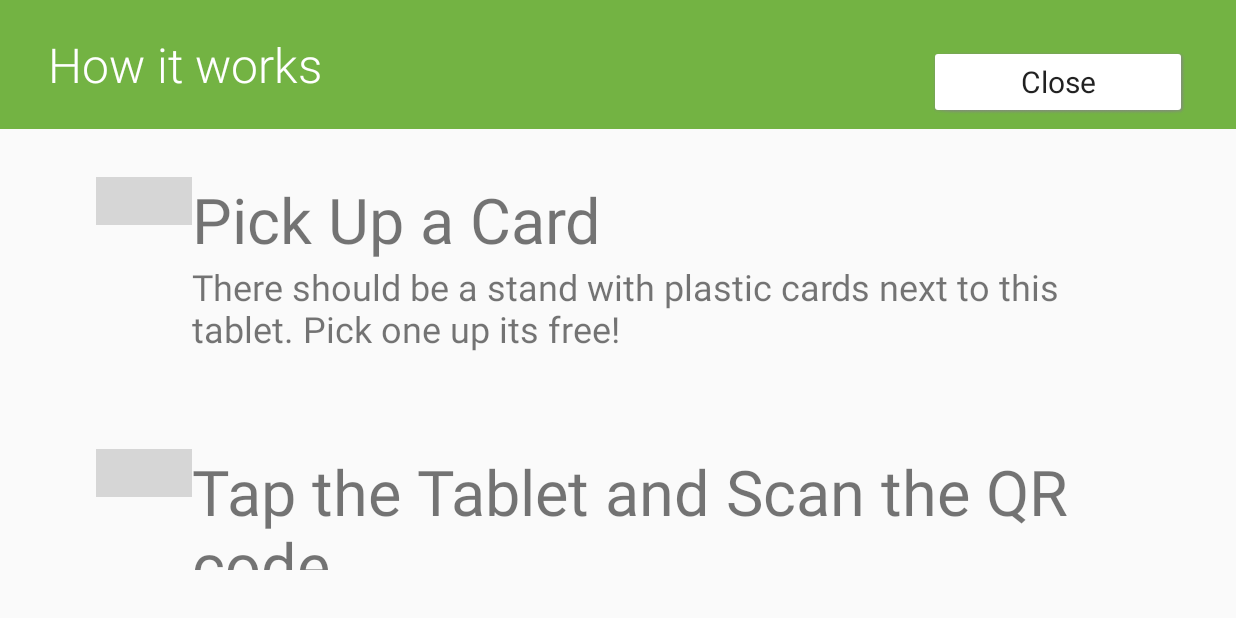
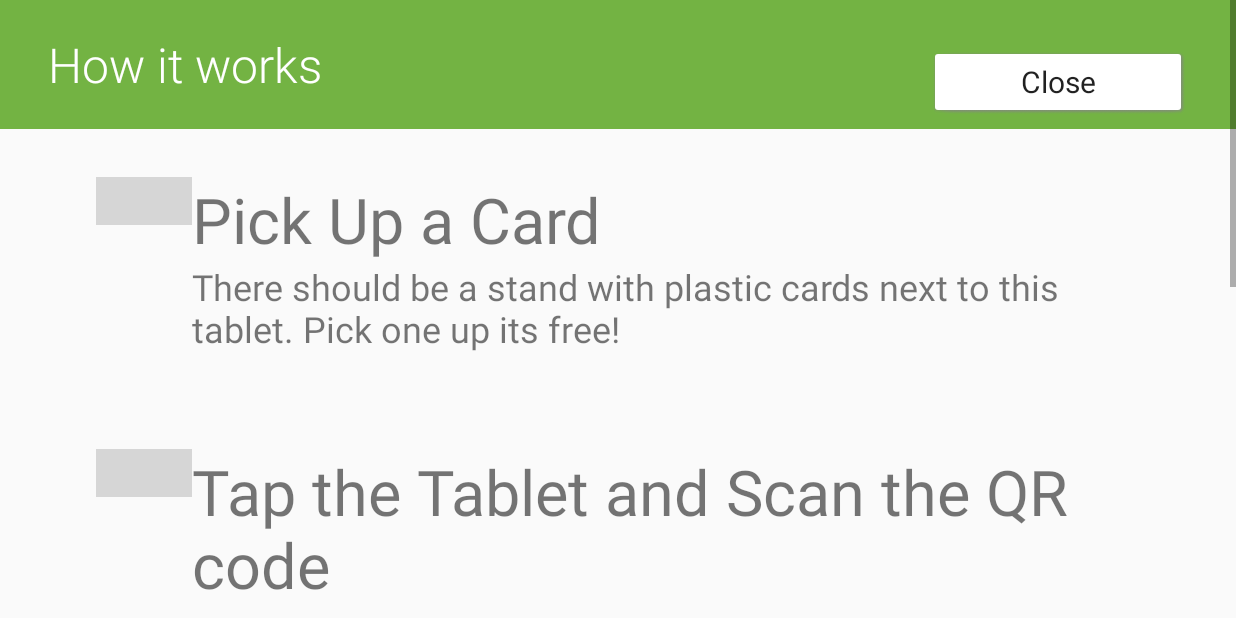
Before and after one commit to pumlapp/kioskapp, an Android app: the AppHelpActivity screen opened directly, with no data from a screen before it, on a phone screen of 824 x 412 dp (held sideways). Run offline under Robolectric (Android 15) with nearby library versions, the phone set to English and light mode, and no system bars; libraries missing offline, so code that uses them is left out: com.shamanland.fonticon; plain views replace FontIconView; grey boxes are pictures that could not be loaded.

Commit message:
fix bugs

```diff
--- a/app/src/main/AndroidManifest.xml
+++ b/app/src/main/AndroidManifest.xml
@@ -17,6 +17,7 @@
     <uses-permission android:name="android.permission.CAMERA" />
     <uses-permission android:name="android.permission.RECEIVE_BOOT_COMPLETED" />
     <uses-permission android:name="android.permission.REORDER_TASKS" /> // Required for ACTION_CLOSE_SYSTEM_DIALOGS
+
 
 
     <application
--- a/app/src/main/java/com/zippy/zippykiosk/BaseActivity.java
+++ b/app/src/main/java/com/zippy/zippykiosk/BaseActivity.java
@@ -7,9 +7,11 @@ import android.content.Intent;
 import android.content.SharedPreferences;
 import android.content.res.Resources;
 import android.graphics.PixelFormat;
+import android.net.Uri;
 import android.os.Build;
 import android.os.Bundle;
 import android.os.Handler;
+import android.provider.Settings;
 import android.support.annotation.NonNull;
 import android.util.TypedValue;
 import android.view.Gravity;
@@ -57,12 +59,26 @@ public abstract class BaseActivity extends Activity {
                 }
             });
         }
+        if (Build.VERSION.SDK_INT >= Build.VERSION_CODES.M && !Settings.canDrawOverlays(this)) {
+            Intent intent = new Intent(Settings.ACTION_MANAGE_OVERLAY_PERMISSION,
+                    Uri.parse("package:" + getPackageName()));
+            startActivityForResult(intent, 1234);
+        } else {
+            init();
+        }
+    }
 
+    private void init() {
         // Set view over statusbar and navigationbar that intercepts onTouch events so use can't swipe for notification
         // or tap back, Home or recent soft keys. However, this doesn't work for navbar when keypad is up.
         WindowManager manager = ((WindowManager) getApplicationContext().getSystemService(Context.WINDOW_SERVICE));
         final WindowManager.LayoutParams localLayoutParams = new WindowManager.LayoutParams();
-        localLayoutParams.type = WindowManager.LayoutParams.TYPE_SYSTEM_ERROR;
+        if (Build.VERSION.SDK_INT >= Build.VERSION_CODES.O) {
+            localLayoutParams.type = WindowManager.LayoutParams.TYPE_APPLICATION_OVERLAY;
+        } else {
+            localLayoutParams.type = WindowManager.LayoutParams.TYPE_PHONE;
+        }
+
         localLayoutParams.gravity = Gravity.TOP;
 
 
@@ -109,7 +125,15 @@ public abstract class BaseActivity extends Activity {
         mChecker.run();
 
         ((KioskApp) getApplicationContext()).registerKioskModeScreenOffReceiver();
+    }
 
+    @Override
+    protected void onActivityResult(int requestCode, int resultCode, Intent data) {
+        super.onActivityResult(requestCode, resultCode, data);
+        if (requestCode == 1234) {
+            init();
+
+        }
     }
 
 
--- a/app/src/main/java/com/zippy/zippykiosk/rest/ZippyApi.java
+++ b/app/src/main/java/com/zippy/zippykiosk/rest/ZippyApi.java
@@ -46,7 +46,7 @@ import retrofit.converter.GsonConverter;
  */
 public class ZippyApi {
     public static final String ZIPPY_PRODUCTION_API_ENDPOINT = "https://api.zippy.com.au";
-    private static final String ZIPPY_STAGING_API_ENDPOINT = "https://staging.api.zippy.com.au";
+    private static final String ZIPPY_STAGING_API_ENDPOINT = "https://api.zippy.com.au";
     //public static final String ZIPPY_API_ENDPOINT = "http://test.dev/api"; // Localhost testing
     //public static final String ZIPPY_API_ENDPOINT = "http://tablettemp.api.zippy.com.au";
     public static final String ZIPPY_API_ENDPOINT = BuildConfig.DEBUG ? ZIPPY_STAGING_API_ENDPOINT : ZIPPY_PRODUCTION_API_ENDPOINT;
--- a/app/src/main/res/layout/activity_help.xml
+++ b/app/src/main/res/layout/activity_help.xml
@@ -1,6 +1,10 @@
 <?xml version="1.0" encoding="utf-8"?>
-<LinearLayout xmlns:android="http://schemas.android.com/apk/res/android"
+<ScrollView xmlns:android="http://schemas.android.com/apk/res/android"
     xmlns:tools="http://schemas.android.com/tools"
+    android:layout_width="match_parent"
+    android:layout_height="match_parent">
+
+    <LinearLayout
         android:layout_width="match_parent"
         android:layout_height="match_parent"
         android:orientation="vertical">
@@ -183,3 +187,5 @@
 
         </RelativeLayout>
     </LinearLayout>
+
+</ScrollView>
```
Also changed, not shown: app/build.gradle (+5 -5 lines), app/src/main/java/com/zippy/zippykiosk/ScannerActivity.java (+30 -0 lines), app/src/main/res/layout/activity_main.xml (+10 -5 lines), gradle/wrapper/gradle-wrapper.properties. Lines whose indentation alone changed are shown as unchanged.
